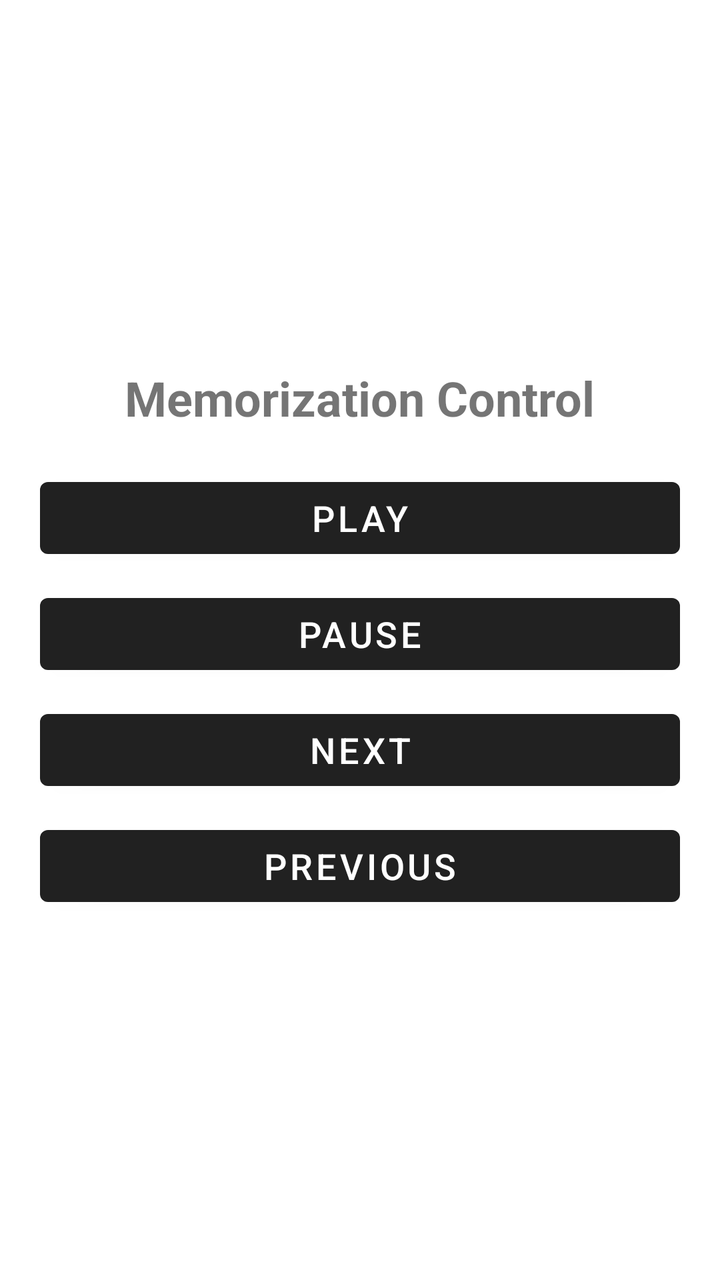
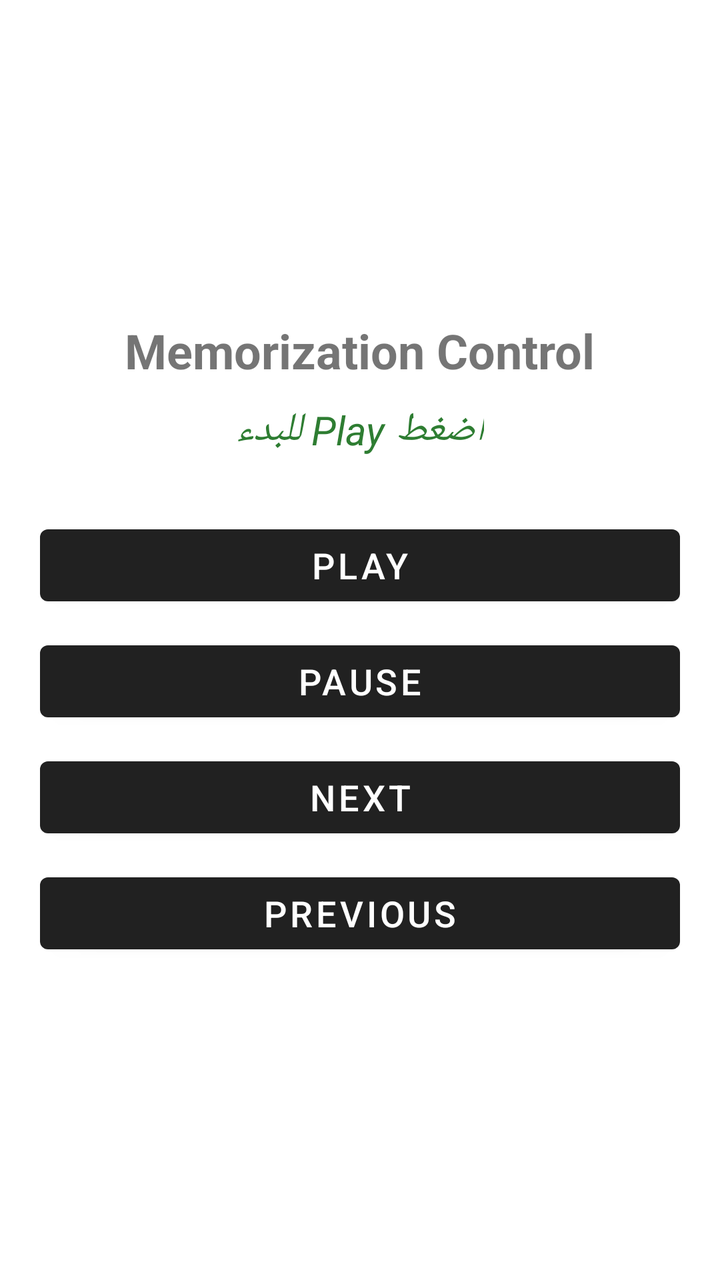

The first picture is an Android layout as it rendered before a commit; the second is the same layout after the commit. The layout source and the unified diff follow.
<!-- AndroidManifest.xml: application theme Theme.QuranMemorizationApp -->
<!-- res/layout/activity_third.xml -->
<?xml version="1.0" encoding="utf-8"?>
<LinearLayout
    xmlns:android="http://schemas.android.com/apk/res/android"
    android:layout_width="match_parent"
    android:layout_height="match_parent"
    android:orientation="vertical"
    android:padding="20dp"
    android:gravity="center">

    
    <TextView
        android:id="@+id/tvTitle"
        android:layout_width="wrap_content"
        android:layout_height="wrap_content"
        android:text="Memorization Control"
        android:textSize="24sp"
        android:textStyle="bold"
        android:layout_marginBottom="20dp"/>

    
    <Button
        android:id="@+id/btnPlay"
        android:layout_width="match_parent"
        android:layout_height="wrap_content"
        android:text="Play"
        android:textSize="18sp"/>

    
    <Button
        android:id="@+id/btnPause"
        android:layout_width="match_parent"
        android:layout_height="wrap_content"
        android:text="Pause"
        android:textSize="18sp"
        android:layout_marginTop="10dp"/>

    
    <Button
        android:id="@+id/btnNext"
        android:layout_width="match_parent"
        android:layout_height="wrap_content"
        android:text="Next"
        android:textSize="18sp"
        android:layout_marginTop="10dp"/>

    
    <Button
        android:id="@+id/btnPrevious"
        android:layout_width="match_parent"
        android:layout_height="wrap_content"
        android:text="Previous"
        android:textSize="18sp"
        android:layout_marginTop="10dp"/>

</LinearLayout>
<!-- resources referenced by this layout -->
<resources>
  <style name="Theme.QuranMemorizationApp" parent="Base.Theme.QuranMemorizationApp" />
  <style name="Base.Theme.QuranMemorizationApp" parent="Theme.MaterialComponents.DayNight.DarkActionBar">
      </style>
</resources>

<!-- the commit's change to res/layout/activity_third.xml (unified diff, before → after) -->
@@ -15,7 +15,19 @@
         android:text="Memorization Control"
         android:textSize="24sp"
         android:textStyle="bold"
-        android:layout_marginBottom="20dp"/>
+        android:layout_marginBottom="10dp"/>
+
+    
+    <TextView
+        android:id="@+id/tvDisplay"
+        android:layout_width="wrap_content"
+        android:layout_height="wrap_content"
+        android:text="اضغط Play للبدء"
+        android:textSize="20sp"
+        android:textColor="#2E7D32"
+        android:textStyle="italic"
+        android:layout_marginBottom="30dp"
+        android:gravity="center"/>
 
     
     <Button
@@ -25,7 +37,6 @@
         android:text="Play"
         android:textSize="18sp"/>
 
-    
     <Button
         android:id="@+id/btnPause"
         android:layout_width="match_parent"
@@ -34,7 +45,6 @@
         android:textSize="18sp"
         android:layout_marginTop="10dp"/>
 
-    
     <Button
         android:id="@+id/btnNext"
         android:layout_width="match_parent"
@@ -43,7 +53,6 @@
         android:textSize="18sp"
         android:layout_marginTop="10dp"/>
 
-    
     <Button
         android:id="@+id/btnPrevious"
         android:layout_width="match_parent"
